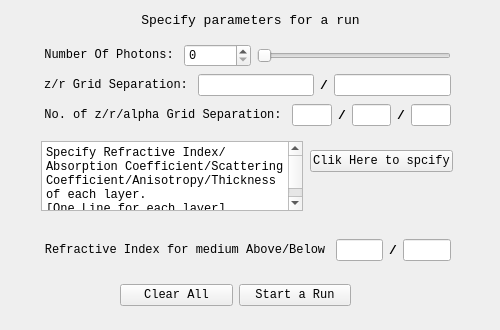
First picture: the form in mainwidgets/confparas.ui, repository SimonCqk/Photon_Propagation_Simulation, before the edit.
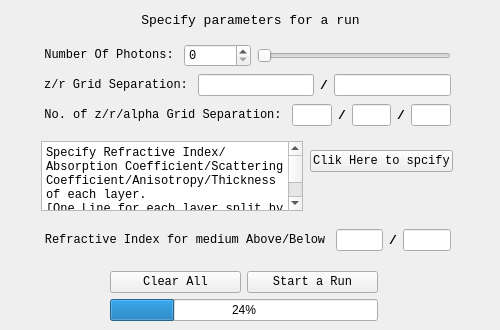
Second picture: the form after the edit.

What changed in the file:
```diff
--- a/mainwidgets/confparas.ui
+++ b/mainwidgets/confparas.ui
@@ -238,7 +238,7 @@
    <property name="geometry">
     <rect>
      <x>40</x>
-     <y>230</y>
+     <y>220</y>
      <width>411</width>
      <height>41</height>
     </rect>
@@ -282,42 +282,6 @@
     </item>
    </layout>
   </widget>
-  <widget class="QWidget" name="horizontalLayoutWidget_5">
-   <property name="geometry">
-    <rect>
-     <x>120</x>
-     <y>280</y>
-     <width>231</width>
-     <height>31</height>
-    </rect>
-   </property>
-   <layout class="QHBoxLayout" name="horizontalLayout">
-    <item>
-     <widget class="QPushButton" name="ClearButton">
-      <property name="font">
-       <font>
-        <family>Consolas</family>
-       </font>
-      </property>
-      <property name="text">
-       <string>Clear All</string>
-      </property>
-     </widget>
-    </item>
-    <item>
-     <widget class="QPushButton" name="RunButton">
-      <property name="font">
-       <font>
-        <family>Consolas</family>
-       </font>
-      </property>
-      <property name="text">
-       <string>Start a Run</string>
-      </property>
-     </widget>
-    </item>
-   </layout>
-  </widget>
   <widget class="QWidget" name="verticalLayoutWidget">
    <property name="geometry">
     <rect>
@@ -370,9 +334,56 @@
    </property>
    <property name="plainText">
     <string>Specify Refractive Index/Absorption Coefficient/Scattering Coefficient/Anisotropy/Thickness of each layer.
-[One Line for each layer]</string>
+[One Line for each layer,split by space.]</string>
    </property>
   </widget>
+  <widget class="QWidget" name="verticalLayoutWidget_2">
+   <property name="geometry">
+    <rect>
+     <x>110</x>
+     <y>271</y>
+     <width>268</width>
+     <height>51</height>
+    </rect>
+   </property>
+   <layout class="QVBoxLayout" name="verticalLayout_2">
+    <item>
+     <layout class="QHBoxLayout" name="horizontalLayout">
+      <item>
+       <widget class="QPushButton" name="ClearButton">
+        <property name="font">
+         <font>
+          <family>Consolas</family>
+         </font>
+        </property>
+        <property name="text">
+         <string>Clear All</string>
+        </property>
+       </widget>
+      </item>
+      <item>
+       <widget class="QPushButton" name="RunButton">
+        <property name="font">
+         <font>
+          <family>Consolas</family>
+         </font>
+        </property>
+        <property name="text">
+         <string>Start a Run</string>
+        </property>
+       </widget>
+      </item>
+     </layout>
+    </item>
+    <item>
+     <widget class="QProgressBar" name="progressBar">
+      <property name="value">
+       <number>24</number>
+      </property>
+     </widget>
+    </item>
+   </layout>
+  </widget>
  </widget>
  <resources/>
  <connections>
```
